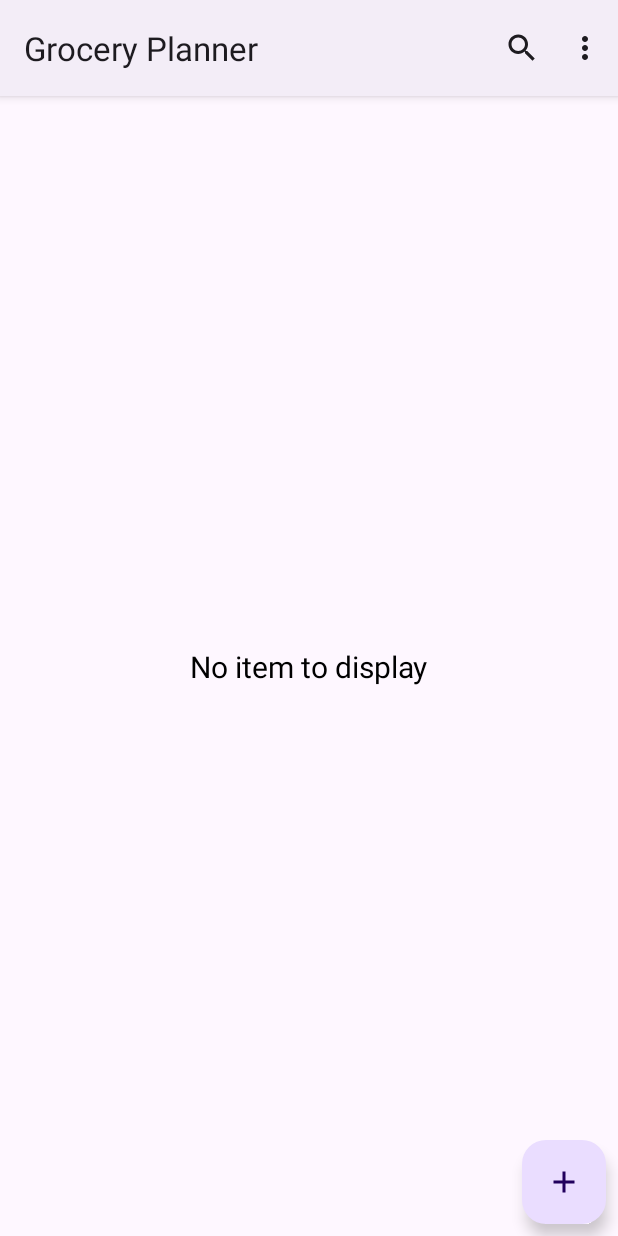
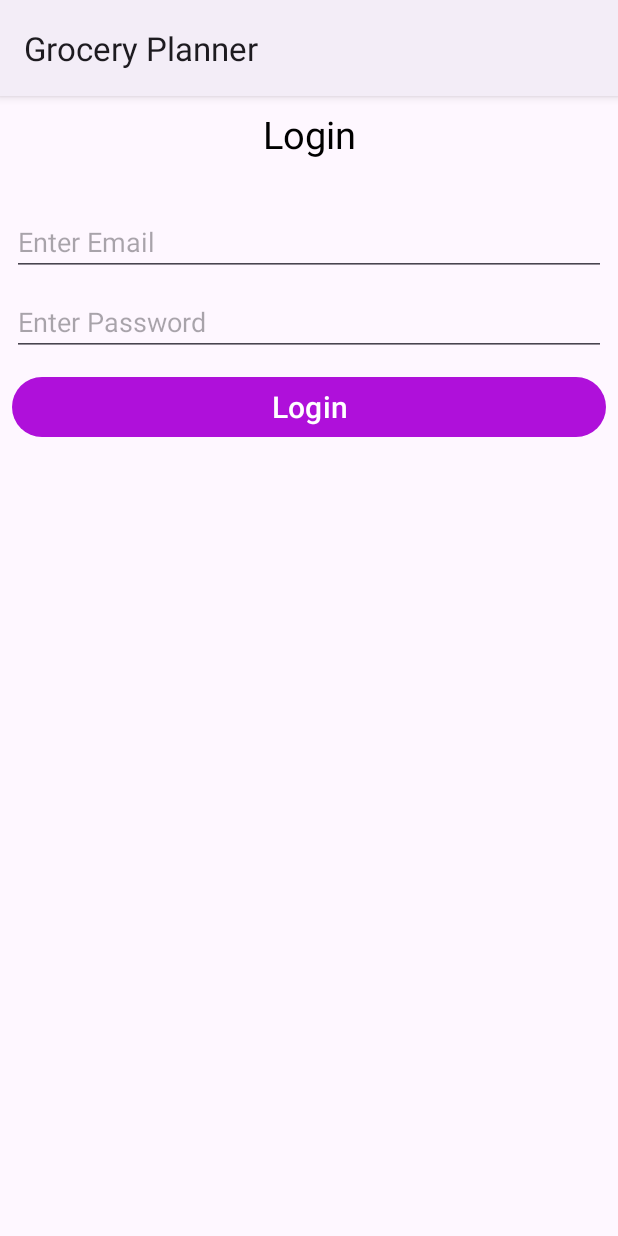
Before and after one commit to joshiashish191/Grocery_Planner, an Android app: the screen it shows after launch (MainActivity), in the options menu, after a tap on "Account", on a phone screen of 412 x 824 dp. Run offline under Robolectric (Android 15) with nearby library versions, the phone set to English and light mode, and no system bars; our stand-ins replace Room's generated code, data binding.

Commit message:
Initial API Implementation login

```diff
--- a/app/build.gradle.kts
+++ b/app/build.gradle.kts
@@ -61,4 +61,6 @@ dependencies {
     //Coroutine
     implementation("androidx.lifecycle:lifecycle-viewmodel-ktx:2.6.1")
     implementation("androidx.lifecycle:lifecycle-runtime-ktx:2.6.1")
+    implementation("com.squareup.retrofit2:retrofit:2.9.0")
+    implementation("com.squareup.retrofit2:converter-gson:2.9.0")
 }
--- a/app/src/main/AndroidManifest.xml
+++ b/app/src/main/AndroidManifest.xml
@@ -1,6 +1,8 @@
 <?xml version="1.0" encoding="utf-8"?>
 <manifest xmlns:android="http://schemas.android.com/apk/res/android"
     xmlns:tools="http://schemas.android.com/tools">
+
+    <uses-permission android:name="android.permission.INTERNET" />
 
     <application
         android:allowBackup="false"
@@ -11,7 +13,8 @@
         android:roundIcon="@mipmap/ic_launcher_round"
         android:supportsRtl="true"
         android:theme="@style/Theme.GroceryPlanner"
-        tools:targetApi="31">
+        tools:targetApi="31"
+        android:usesCleartextTraffic="true">
         <activity
             android:name=".MainActivity"
             android:exported="true">
--- /dev/null
+++ b/app/src/main/java/net/softglobe/groceryplanner/model/Result.kt
@@ -0,0 +1,6 @@
+package net.softglobe.groceryplanner.model
+
+data class Result(
+    val error: Boolean,
+    val message: String
+)
--- a/app/src/main/java/net/softglobe/groceryplanner/view/GroceryListFragment.kt
+++ b/app/src/main/java/net/softglobe/groceryplanner/view/GroceryListFragment.kt
@@ -96,6 +96,10 @@ class GroceryListFragment : Fragment() {
                             }
                             .show()
                     }
+
+                    R.id.account -> {
+                        findNavController().navigate(R.id.action_groceryListFragment_to_loginFragment)
+                    }
                 }
                 return true
             }
--- /dev/null
+++ b/app/src/main/java/net/softglobe/groceryplanner/view/LoginFragment.kt
@@ -0,0 +1,58 @@
+package net.softglobe.groceryplanner.view
+
+import android.os.Bundle
+import android.view.LayoutInflater
+import android.view.View
+import android.view.ViewGroup
+import android.widget.Toast
+import androidx.databinding.DataBindingUtil
+import androidx.fragment.app.Fragment
+import androidx.fragment.app.viewModels
+import androidx.lifecycle.lifecycleScope
+import kotlinx.coroutines.launch
+import net.softglobe.groceryplanner.R
+import net.softglobe.groceryplanner.databinding.FragmentLoginBinding
+import net.softglobe.groceryplanner.viewmodel.MainViewModel
+import net.softglobe.groceryplanner.viewmodel.MainViewModelFactory
+
+class LoginFragment : Fragment() {
+
+    private lateinit var binding : FragmentLoginBinding
+
+    private val viewModel by viewModels<MainViewModel>{ MainViewModelFactory(activity?.baseContext!!) }
+
+    override fun onCreateView(
+        inflater: LayoutInflater, container: ViewGroup?,
+        savedInstanceState: Bundle?
+    ): View {
+        // Inflate the layout for this fragment
+        binding = DataBindingUtil.inflate(layoutInflater, R.layout.fragment_login, container, false)
+        initView()
+        return binding.root
+    }
+
+    private fun initView() {
+
+        binding.btnLogin.setOnClickListener {
+            var email = binding.etEmail.text.toString()
+            var password = binding.etPassword.text.toString()
+
+            if (email.isNotBlank() && password.isNotBlank()) {
+                lifecycleScope.launch {
+                    val response = viewModel.loginUser(email, password)
+                    if (response.isSuccessful && response.body() != null) {
+                        if (!response.body()!!.result.error) {
+                            Toast.makeText(activity, response.body()!!.result.message, Toast.LENGTH_SHORT).show()
+                        } else {
+                            Toast.makeText(activity, response.body()!!.result.message, Toast.LENGTH_SHORT).show()
+                        }
+                    } else {
+                        Toast.makeText(activity, "Something went wrong. Please try again", Toast.LENGTH_SHORT).show()
+                    }
+                }
+            } else {
+                Toast.makeText(activity, "Please enter all the fields", Toast.LENGTH_SHORT).show()
+            }
+        }
+    }
+}
--- /dev/null
+++ b/app/src/main/res/layout/fragment_login.xml
@@ -0,0 +1,52 @@
+<?xml version="1.0" encoding="utf-8"?>
+<layout xmlns:android="http://schemas.android.com/apk/res/android"
+    xmlns:tools="http://schemas.android.com/tools"
+    xmlns:app="http://schemas.android.com/apk/res-auto">
+
+    <androidx.constraintlayout.widget.ConstraintLayout
+        android:layout_width="match_parent"
+        android:layout_height="match_parent"
+        tools:context=".view.LoginFragment"
+        android:layout_margin="8dp">
+
+        <TextView
+            android:id="@+id/title_login"
+            style="@style/grocery_item_title"
+            android:layout_width="match_parent"
+            android:layout_height="wrap_content"
+            android:gravity="center_horizontal"
+            android:text="Login"
+            app:layout_constraintTop_toTopOf="parent" />
+
+        <EditText
+            android:id="@+id/et_email"
+            android:layout_width="match_parent"
+            android:layout_height="wrap_content"
+            android:layout_marginTop="32dp"
+            android:ems="10"
+            android:inputType="textEmailAddress"
+            app:layout_constraintTop_toBottomOf="@+id/title_login"
+            android:hint="Enter Email" />
+
+        <EditText
+            android:id="@+id/et_password"
+            android:layout_width="match_parent"
+            android:layout_height="wrap_content"
+            android:layout_marginTop="8dp"
+            android:ems="10"
+            android:inputType="textPassword"
+            app:layout_constraintTop_toBottomOf="@+id/et_email"
+            android:hint="Enter Password" />
+
+        <com.google.android.material.button.MaterialButton
+            android:id="@+id/btn_login"
+            android:layout_width="match_parent"
+            android:layout_height="wrap_content"
+            app:layout_constraintTop_toBottomOf="@id/et_password"
+            android:layout_marginTop="10dp"
+            android:text="Login"
+            android:textSize="20sp" />
+
+
+    </androidx.constraintlayout.widget.ConstraintLayout>
+</layout>
--- a/app/src/main/res/navigation/navigation.xml
+++ b/app/src/main/res/navigation/navigation.xml
@@ -13,10 +13,17 @@
         <action
             android:id="@+id/action_groceryListFragment_to_addGroceryFragment"
             app:destination="@id/addGroceryFragment" />
+        <action
+            android:id="@+id/action_groceryListFragment_to_loginFragment"
+            app:destination="@id/loginFragment" />
     </fragment>
     <fragment
         android:id="@+id/addGroceryFragment"
         android:name="net.softglobe.groceryplanner.view.AddGroceryFragment"
         android:label="fragment_add_grocery"
         tools:layout="@layout/fragment_add_grocery" />
+    <fragment
+        android:id="@+id/loginFragment"
+        android:name="net.softglobe.groceryplanner.view.LoginFragment"
+        android:label="LoginFragment" />
 </navigation>
```
Also changed, not shown: app/src/main/java/net/softglobe/groceryplanner/LoginResponse.kt (added, +9 -0 lines), app/src/main/java/net/softglobe/groceryplanner/model/URLs.kt (added, +7 -0 lines), app/src/main/java/net/softglobe/groceryplanner/model/User.kt (added, +7 -0 lines), app/src/main/java/net/softglobe/groceryplanner/model/network/ApiInterface.kt (added, +15 -0 lines), app/src/main/java/net/softglobe/groceryplanner/model/network/RetrofitInstance.kt (added, +16 -0 lines), app/src/main/java/net/softglobe/groceryplanner/viewmodel/MainViewModel.kt (+7 -0 lines).
